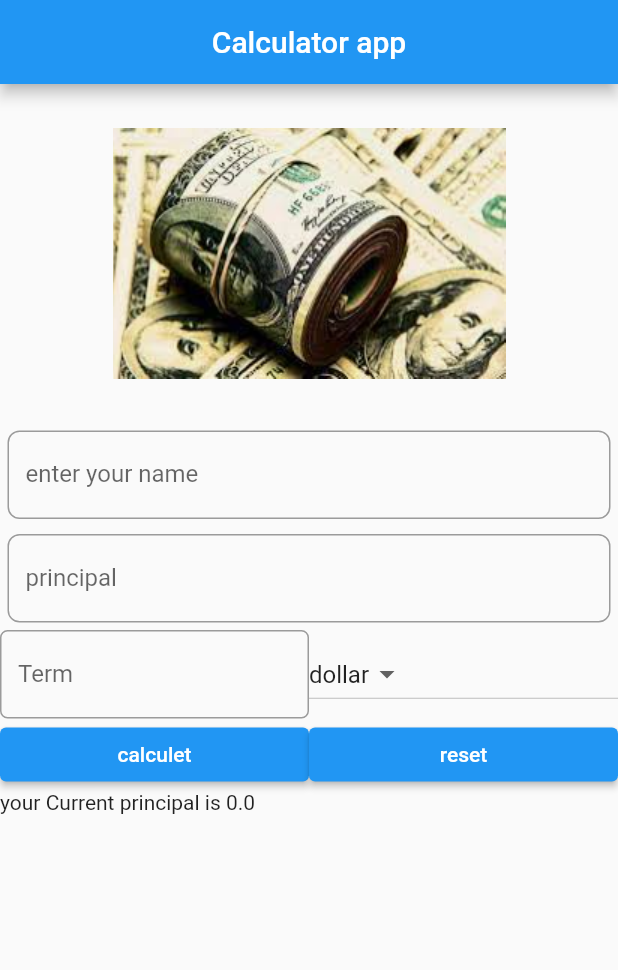
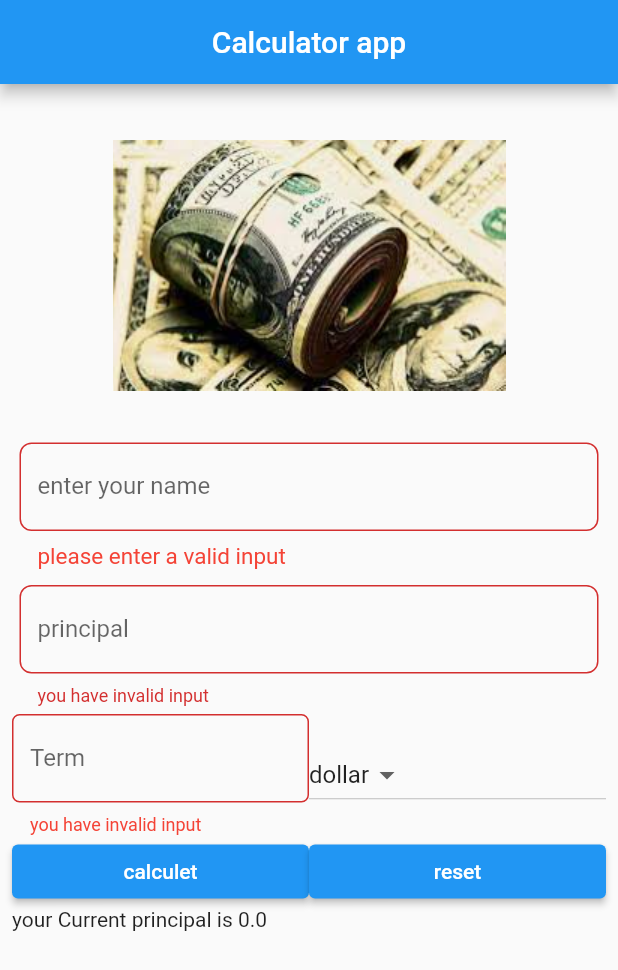
Before and after one commit to like-github1/advanced_flutter_project, a Flutter app: the screen it shows after launch, after a tap on "calculet", on a phone screen of 412 x 824 dp. Shown: the top 970 px of the screen. Run offline on Flutter 3.47's test engine with Material 2 defaults, Android fonts, the phone set to English and light mode, and no system bars.

Commit message:
Simple_calculate_application
Simple_calculate_application using Flutter Frameworks

```diff
--- a/lib/main.dart
+++ b/lib/main.dart
@@ -1,12 +1,12 @@
 import 'package:flutter/cupertino.dart';
 import 'package:flutter/material.dart';
-void main(){
+
+void main() {
   runApp(const MaterialApp(
     debugShowCheckedModeBanner: false,
     title: " Simple Interest Calculator App",
     home: homepage(),
     //flutter primerycolor
-
   ));
 }
 
@@ -18,101 +18,120 @@ class homepage extends StatefulWidget {
 }
 
 class _homepageState extends State<homepage> {
-  List<String>namelist=["dollar",'yeroo','rupii'];
-  final _miniPadding=5.0;
-  String namevalue="dollar";
-  TextEditingController textEditingController=TextEditingController();
-  TextEditingController principaltextEditingControllers=TextEditingController();
-  TextEditingController termtextEditingController=TextEditingController();
- double Dispalytext= 0.0;
+  List<String> namelist = ["dollar", 'yeroo', 'rupii'];
+  final _miniPadding = 5.0;
+  String namevalue = "dollar";
+  //it is a uniqe key for our FormState
+  final _formkey=GlobalKey<FormState>();
+  TextEditingController textEditingController = TextEditingController();
+  TextEditingController principaltextEditingControllers =
+      TextEditingController();
+  TextEditingController termtextEditingController = TextEditingController();
+  double Dispalytext = 0.0;
+
   @override
   Widget build(BuildContext context) {
     return Scaffold(
       // resizeToAvoidBottomInset: false,//avoids bottom overflow
       appBar: AppBar(
         title: const Text("Calculator app"),
-        centerTitle:true ,
+        centerTitle: true,
       ),
-      body: Container(
+      body: Form(
+        key: _formkey,
+          child: Padding(
+        padding: EdgeInsets.all(8),
         child: ListView(
           children: <Widget>[
             getimage(),
             Padding(
-            padding:  EdgeInsets.all(_miniPadding),
-            child: TextField(
+              padding: EdgeInsets.all(_miniPadding),
+              child: TextFormField(
                 controller: textEditingController,
+                validator: (String? value){
+                  if(value==null|| value.isEmpty){
+                    return "please enter a valid input";
+                  }},
                 keyboardType: TextInputType.number,
                 decoration: InputDecoration(
                     labelText: "enter your name",
                     hintText: 'name',
+                    errorStyle: const TextStyle(
+                      color: Colors.red,
+                      fontSize: 15,
+                    ),
                     border: OutlineInputBorder(
                       borderRadius: BorderRadius.circular(8.0),
-
-
-               )
-
-             ),
+                    )),
               ),
             ),
             Padding(
-              padding:  EdgeInsets.all(_miniPadding),
-              child: TextField(
+              padding: EdgeInsets.all(_miniPadding),
+              child: TextFormField(
                 controller: principaltextEditingControllers,
+                validator: (String ?value){
+                  if(value==null|| value.isEmpty){
+                    return "you have invalid input";
+                  }
+                  },
                 keyboardType: TextInputType.number,
+
                 decoration: InputDecoration(
                     labelText: "principal",
                     hintText: 'enter principal',
                     border: OutlineInputBorder(
                       borderRadius: BorderRadius.circular(8.0),
-
-
-                    )
-
-                ),
+                    )),
               ),
             ),
             Row(
               children: <Widget>[
                 Expanded(
-                  child: TextField(
+                  child: TextFormField(
+                    validator: (String ?value){
+                      if(value==null|| value.isEmpty){
+                        return "you have invalid input";
+                      }
+                    },
                     controller: termtextEditingController,
                     keyboardType: TextInputType.number,
                     decoration: InputDecoration(
+                      errorStyle: TextStyle(
+                        color: Colors.red,
+                      ),
                         hintText: "eneter number",
                         labelText: 'Term',
                         border: OutlineInputBorder(
                           borderRadius: BorderRadius.circular(5.0),
-                        )
+                        )),
                   ),
                 ),
-                ),
-
                 Expanded(
                   child: DropdownButton(
-                      items: namelist.map((e){
+                    items: namelist.map((e) {
                       return DropdownMenuItem<String>(
                         value: e,
                         child: Text(e),
                       );
                     }).toList(),
-                      onChanged: (index){
+                    onChanged: (index) {
                       doropdownSelecteditem(index);
                     },
                     value: namevalue,
                   ),
-
                 ),
-
               ],
             ),
             Row(
               children: <Widget>[
                 Expanded(
                   child: ElevatedButton(
+                    onPressed: () {
+                      setState(() {
+                        if(_formkey.currentState!.validate()){
+                          Dispalytext = getPrincipal();
 
-                      onPressed: (){
-                        setState(() {
-                          Dispalytext=getPrincipal();
+                        }
 
                       });
                     },
@@ -121,55 +140,55 @@ class _homepageState extends State<homepage> {
                 ),
                 Expanded(
                   child: ElevatedButton(
-                      onPressed: (){
+                    onPressed: () {
                       setState(() {
                         _reset();
                       });
                     },
                     child: Text("reset"),
-
                   ),
                 ),
-
               ],
             ),
             Text("your Current principal is $Dispalytext")
           ],
         ),
-      ),
+      )),
     );
   }
 
   Widget getimage() {
-    AssetImage assetImage= AssetImage("images/dollar.PNG");
-    Image image= Image(image: assetImage,width: 325.0,height: 225.0,);
+    AssetImage assetImage = AssetImage("images/dollar.PNG");
+    Image image = Image(
+      image: assetImage,
+      width: 325.0,
+      height: 225.0,
+    );
     return Container(
-      child:image,
-      margin: EdgeInsets.all(_miniPadding*0.1),
+      child: image,
+      margin: EdgeInsets.all(_miniPadding * 0.1),
     );
-
   }
 
   void doropdownSelecteditem(Object? index) {
     setState(() {
-      namevalue=index as String;
+      namevalue = index as String;
     });
   }
 
   double getPrincipal() {
-    double principal= double.parse(principaltextEditingControllers.text);
-    double text= double.parse(textEditingController.text);
-    double term= double.parse(this.termtextEditingController.text);
-    double totalamountopay= principal+(principal*text*term)/100;
+    double principal = double.parse(principaltextEditingControllers.text);
+    double text = double.parse(textEditingController.text);
+    double term = double.parse(this.termtextEditingController.text);
+    double totalamountopay = principal + (principal * text * term) / 100;
     return totalamountopay;
-
   }
 
   void _reset() {
-     Dispalytext=0.0;
-    termtextEditingController.text="";
-     principaltextEditingControllers.text="";
-   textEditingController.text="";
-     namevalue=namelist[0];
+    Dispalytext = 0.0;
+    termtextEditingController.text = "";
+    principaltextEditingControllers.text = "";
+    textEditingController.text = "";
+    namevalue = namelist[0];
   }
 }
```
Lines whose indentation alone changed are shown as unchanged.
